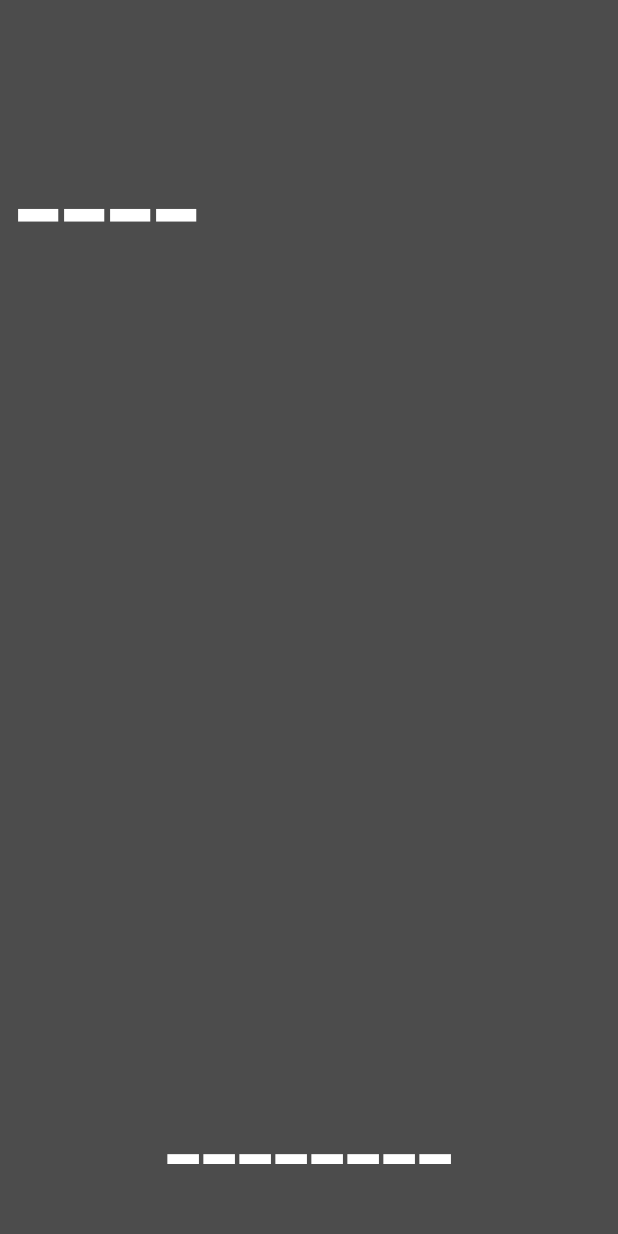
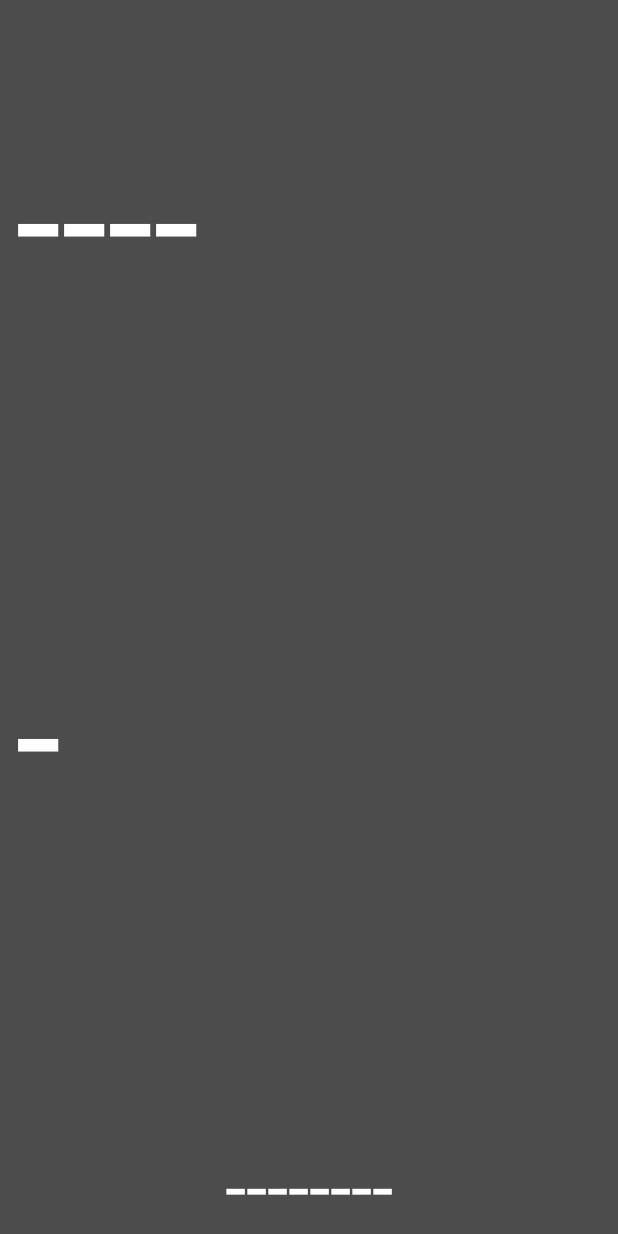
Before and after one commit to illepidus/DiaSync, an Android app: the layout widget_libre2.xml on its own in the app's theme, with its tools: preview values and no code run, on a phone screen of 412 x 824 dp. Run offline under Robolectric (Android 15) with nearby library versions, the phone set to English and light mode, and no system bars.

Commit message:
Introducing trend arrows

```diff
--- a/app/src/main/res/layout/widget_libre2.xml
+++ b/app/src/main/res/layout/widget_libre2.xml
@@ -21,8 +21,7 @@
         <TextView
             android:layout_width="match_parent"
             android:layout_height="0dp"
-            android:layout_weight="1"
-            android:textStyle="normal" />
+            android:layout_weight="2" />
 
         <TextView
             android:id="@+id/libre2_widget_glucose"
@@ -34,14 +33,22 @@
             android:paddingLeft="10dp"
             android:paddingRight="10dp"
             android:gravity="start"
-            android:text="@string/libre2_widget_blood_glucose_text"
+            android:text="@string/libre2_widget_glucose_text"
             android:textColor="@color/glucose_normal_text"
             android:textStyle="normal" />
 
         <TextView
+            android:id="@+id/libre2_widget_trend"
             android:layout_width="match_parent"
             android:layout_height="0dp"
-            android:layout_weight="1"
+            android:layout_weight="10"
+            android:autoSizeTextType="uniform"
+            android:contentDescription="@string/libre2_widget_description"
+            android:paddingLeft="10dp"
+            android:paddingRight="10dp"
+            android:gravity="start"
+            android:text="@string/libre2_widget_trend_text"
+            android:textColor="@color/glucose_normal_text"
             android:textStyle="normal" />
 
         <TextView
--- a/app/src/main/res/values/strings.xml
+++ b/app/src/main/res/values/strings.xml
@@ -1,6 +1,7 @@
 <resources>
     <string name="app_name">Diasync</string>
-    <string name="libre2_widget_blood_glucose_text">----</string>
+    <string name="libre2_widget_glucose_text">----</string>
+    <string name="libre2_widget_trend_text">-</string>
     <string name="libre2_widget_timer_text">--------</string>
     <string name="libre2_widget_description">Libre2 current value display</string>
     <string name="libre2_widget_graph_description">Libre2 graph</string>
```
Also changed, not shown: app/src/main/java/ru/krotarnya/diasync/DiasyncConstants.java (added, +50 -0 lines), app/src/main/java/ru/krotarnya/diasync/Libre2GraphBuilder.java (+3 -9 lines), app/src/main/java/ru/krotarnya/diasync/Libre2Value.java (+4 -12 lines), app/src/main/java/ru/krotarnya/diasync/Libre2ValueList.java (+36 -19 lines), app/src/main/java/ru/krotarnya/diasync/Libre2Widget.java (+7 -11 lines).
